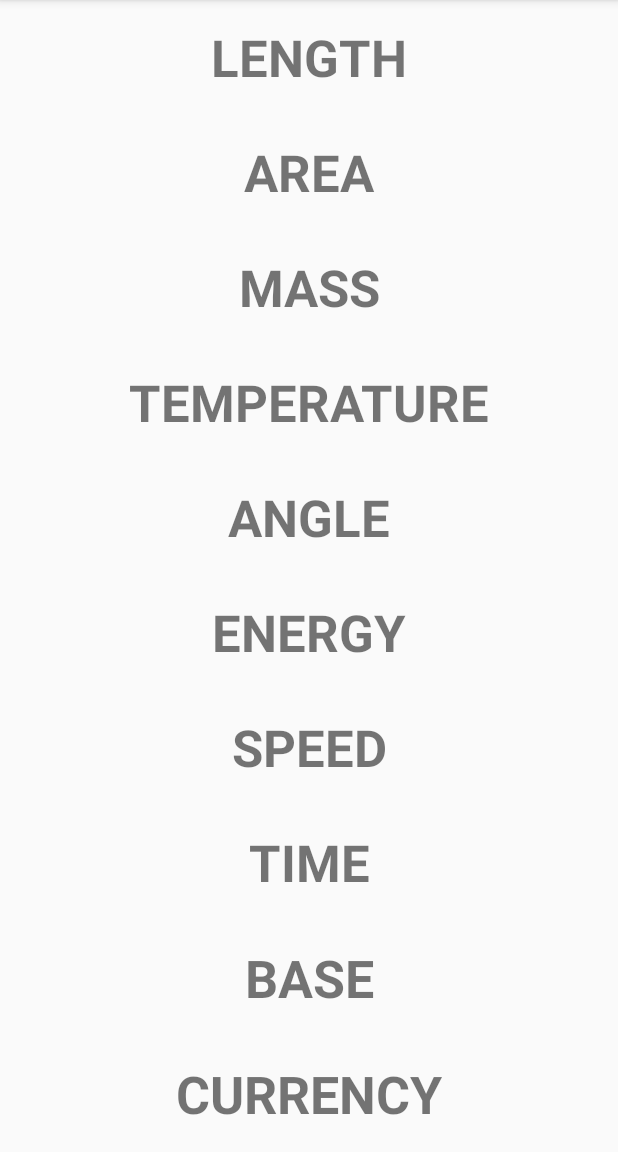
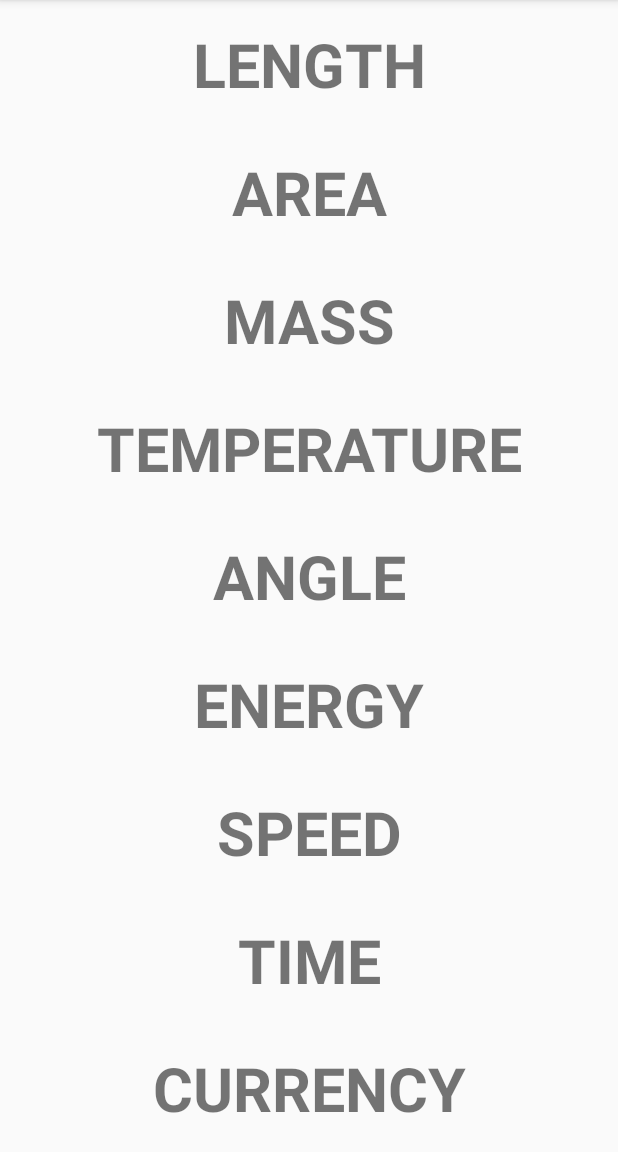
Before and after one commit to gigajet/WorldMapExchange, an Android app: the screen it shows after launch (ModeChooseActivity), on a phone screen of 412 x 824 dp, the part 84-1236 px from its top. Run offline under Robolectric (Android 15) with nearby library versions, the light colour scheme and no system bars.

Commit message:
delete base mode

```diff
--- a/app/src/main/java/com/example/worldmapexchange/MainActivity.java
+++ b/app/src/main/java/com/example/worldmapexchange/MainActivity.java
@@ -196,7 +196,7 @@ public class MainActivity extends AppCompatActivity {
             case Resources.AREA_MODE:
             case Resources.MASS_MODE:
             case Resources.ENERGY_MODE:
-            case Resources.BASE_MODE:
+            //case Resources.BASE_MODE:
             case Resources.TIME_MODE:
             case Resources.TEMPERATURE_MODE:
                 btnAdd.setText("Choose target unit");
@@ -309,8 +309,8 @@ public class MainActivity extends AppCompatActivity {
 
         switch (mode)
         {
-            case Resources.BASE_MODE:
-                break;
+            //case Resources.BASE_MODE:
+                //break;
             case Resources.CURRENCY_MODE:
                 String baseurl = "https://currency.labstack.com/api/v1/rates";
                 String apiKey = "bjoVn986JOKvV8BXyGmMeaRq0sTBnlGI203NF68b7mRXqB-0zpbLt";
--- a/app/src/main/java/com/example/worldmapexchange/ModeChooseActivity.java
+++ b/app/src/main/java/com/example/worldmapexchange/ModeChooseActivity.java
@@ -40,9 +40,9 @@ public class ModeChooseActivity extends AppCompatActivity {
             case R.id.btnModeTime:
                 Resources.getInstance().chosenMode=Resources.getInstance().TIME_MODE;
                 break;
-            case R.id.btnModeBase:
-                Resources.getInstance().chosenMode=Resources.getInstance().BASE_MODE;
-                break;
+            //case R.id.btnModeBase:
+                //Resources.getInstance().chosenMode=Resources.getInstance().BASE_MODE;
+                //break;
             case R.id.btnModeCurrency:
                 Resources.getInstance().chosenMode=Resources.getInstance().CURRENCY_MODE;
                 break;
--- a/app/src/main/java/com/example/worldmapexchange/Resources.java
+++ b/app/src/main/java/com/example/worldmapexchange/Resources.java
@@ -11,7 +11,7 @@ public class Resources {
     public static final int ENERGY_MODE = 5;
     public static final int SPEED_MODE = 6;
     public static final int TIME_MODE = 7;
-    public static final int BASE_MODE = 8;
+    //public static final int BASE_MODE = 8;
     public static final int CURRENCY_MODE = 9;
 
 
--- a/app/src/main/res/layout/activity_mode_choose.xml
+++ b/app/src/main/res/layout/activity_mode_choose.xml
@@ -107,7 +107,7 @@
             android:textStyle="bold"
             android:autoSizeTextType="uniform" />
 
-        <TextView
+        <!--TextView
             android:id="@+id/btnModeBase"
             android:layout_width="match_parent"
             android:layout_height="0dp"
@@ -117,7 +117,7 @@
             android:gravity="center"
             android:layout_margin="15dp"
             android:textStyle="bold"
-            android:autoSizeTextType="uniform" />
+            android:autoSizeTextType="uniform" /-->
 
         <TextView
             android:id="@+id/btnModeCurrency"
```
